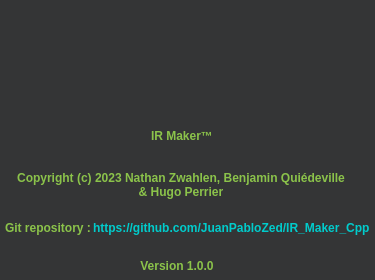
First picture: the form in about.ui, repository JuanPabloZed/IR_Maker_Cpp, before the edit.
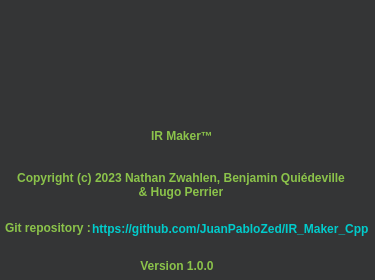
Second picture: the form after the edit. Icons and pictures are not drawn.

Diff of the .ui file:
```diff
--- a/about.ui
+++ b/about.ui
@@ -312,8 +312,8 @@
   <widget class="QLabel" name="label_5">
    <property name="geometry">
     <rect>
-     <x>93</x>
-     <y>220</y>
+     <x>92</x>
+     <y>221</y>
      <width>281</width>
      <height>16</height>
     </rect>
```
